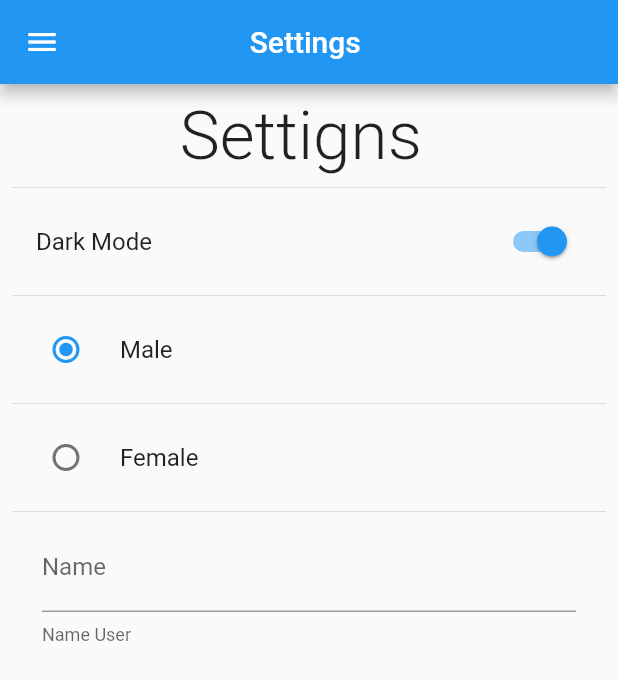
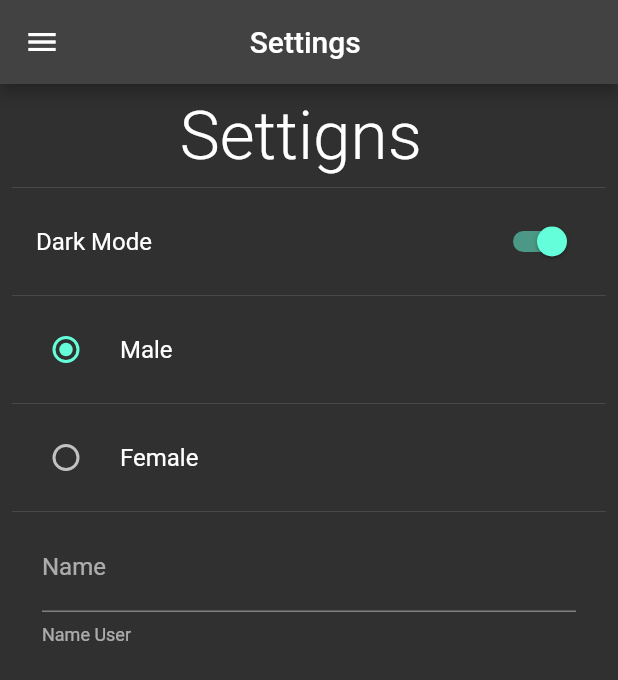
Before and after one commit to fernando59/shared_preferences_example, a Flutter app: the SettingsScreen screen opened by its route, after a tap on "Dark Mode", on a phone screen of 412 x 824 dp. Shown: the top 680 px of the screen. Run offline on Flutter 3.47's test engine with Material 2 defaults, Android fonts, the light colour scheme and no system bars; our stand-ins replace shared_preferences; accounts and stored records are empty.

Commit message:
Add provider management state application

```diff
--- /dev/null
+++ b/lib/providers/theme_provider.dart
@@ -0,0 +1,18 @@
+import 'package:flutter/material.dart';
+
+class ThemeProvider extends ChangeNotifier {
+  ThemeData currentTheme;
+
+  ThemeProvider({required bool isDarkMode})
+      : currentTheme = isDarkMode ? ThemeData.dark() : ThemeData.light();
+
+  setLightMode() {
+    currentTheme = ThemeData.light();
+    notifyListeners();
+  }
+
+  setDarkMode() {
+    currentTheme = ThemeData.dark();
+    notifyListeners();
+  }
+}
--- a/lib/screens/home_screen.dart
+++ b/lib/screens/home_screen.dart
@@ -21,12 +21,12 @@ class HomeScreen extends StatelessWidget {
           mainAxisAlignment: MainAxisAlignment.center,
           children: [
             Text('Is Dark Mode: ${SharedPreferencesUtil.isDarkMode} '),
-            Divider(),
+            const Divider(),
             Text(
                 'Gender :  ${SharedPreferencesUtil.gender == 1 ? 'Female' : 'Male'}'),
-            Divider(),
+            const Divider(),
             Text('Name User : ${SharedPreferencesUtil.name} '),
-            Divider(),
+            const Divider(),
           ],
         ),
       ),
--- a/lib/screens/settings_screen.dart
+++ b/lib/screens/settings_screen.dart
@@ -1,4 +1,6 @@
 import 'package:flutter/material.dart';
+import 'package:provider/provider.dart';
+import 'package:shared_preferences_example/providers/theme_provider.dart';
 import 'package:shared_preferences_example/utils/shared_preferences_util.dart';
 
 import '../widgets/sidemenu_widget.dart';
@@ -34,9 +36,13 @@ class _SettingsScreenState extends State<SettingsScreen> {
                   value: SharedPreferencesUtil.isDarkMode,
                   title: const Text('Dark Mode'),
                   onChanged: (value) {
-                    setState(() {
-                      SharedPreferencesUtil.isDarkMode = value;
-                    });
+                    final themProvider =
+                        Provider.of<ThemeProvider>(context, listen: false);
+                    value
+                        ? themProvider.setDarkMode()
+                        : themProvider.setLightMode();
+                    SharedPreferencesUtil.isDarkMode = value;
+                    setState(() {});
                   }),
               const Divider(),
               RadioListTile<int>(
--- a/pubspec.yaml
+++ b/pubspec.yaml
@@ -37,6 +37,7 @@ dependencies:
   # Use with the CupertinoIcons class for iOS style icons.
   cupertino_icons: ^1.0.2
   shared_preferences: ^2.0.15
+  provider: ^6.0.5
 
 dev_dependencies:
   flutter_test:
```
Also changed, not shown: lib/main.dart (+11 -5 lines), pubspec.lock.
